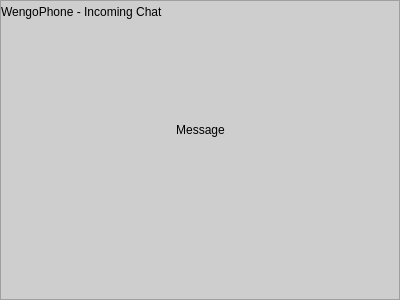
This is wengophone/src/presentation/qt/toaster/QtChatToaster.ui in tkrotoff/WengoPhone as Qt 5 draws it before an edit. The edited form follows.
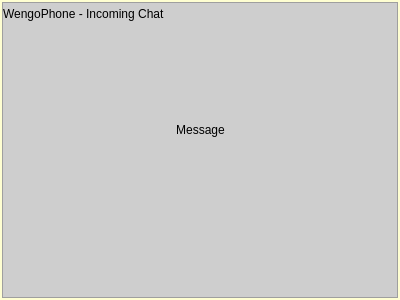
This is the edited form. Icons and pictures are not drawn.

The edit to the form file:
```diff
--- a/wengophone/src/presentation/qt/toaster/QtChatToaster.ui
+++ b/wengophone/src/presentation/qt/toaster/QtChatToaster.ui
@@ -282,7 +282,7 @@
   </property>
   <layout class="QGridLayout" >
    <property name="margin" >
-    <number>0</number>
+    <number>2</number>
    </property>
    <property name="spacing" >
     <number>0</number>
```
